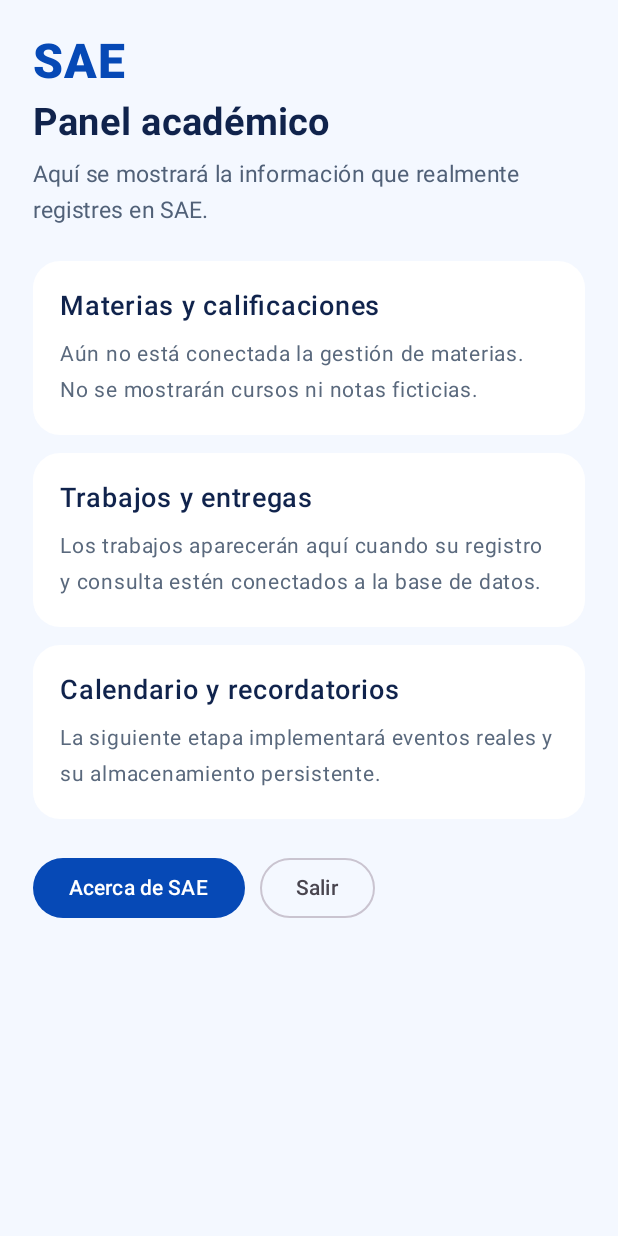
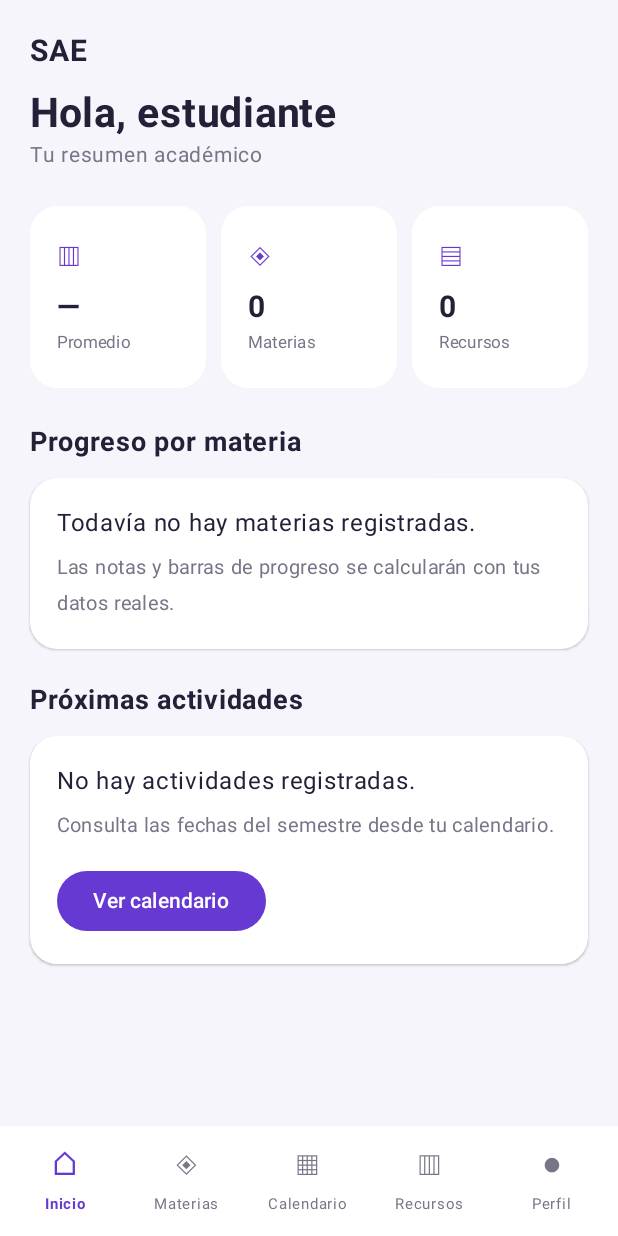
Before and after one commit to cristianh12/SAE-KMP, an Android app built with Jetpack Compose: the screen it shows after launch (MainActivity), after a tap on "Ingresar a SAE", on a phone screen of 412 x 824 dp. Run offline under Robolectric (Android 15) with nearby library versions, the phone set to English and light mode, and no system bars; our stand-ins replace Compose Multiplatform resources.

Commit message:
style(cristian): adaptar interfaz SAE iOS a Android y Desktop

```diff
--- /dev/null
+++ b/shared/src/commonMain/kotlin/com/sae/multiplatform/calendar/Today.kt
@@ -0,0 +1,4 @@
+package com.sae.multiplatform.calendar
+
+/** Fecha local de cada dispositivo. */
+expect fun todayLocal(): CalendarDate
--- a/shared/src/commonMain/kotlin/com/sae/multiplatform/navigation/SaeNavigationHost.kt
+++ b/shared/src/commonMain/kotlin/com/sae/multiplatform/navigation/SaeNavigationHost.kt
@@ -1,32 +1,128 @@
 package com.sae.multiplatform.navigation
 
-import androidx.compose.runtime.Composable
-import androidx.compose.runtime.getValue
-import androidx.compose.runtime.mutableStateOf
-import androidx.compose.runtime.remember
-import androidx.compose.runtime.setValue
-import com.sae.multiplatform.ui.screens.AboutScreen
-import com.sae.multiplatform.ui.screens.DashboardScreen
-import com.sae.multiplatform.ui.screens.WelcomeScreen
+import androidx.compose.foundation.background
+import androidx.compose.foundation.clickable
+import androidx.compose.foundation.layout.*
+import androidx.compose.foundation.shape.RoundedCornerShape
+import androidx.compose.material3.*
+import androidx.compose.runtime.*
+import androidx.compose.ui.Alignment
+import androidx.compose.ui.Modifier
+import androidx.compose.ui.graphics.Color
+import androidx.compose.ui.text.font.FontWeight
+import androidx.compose.ui.unit.dp
+import androidx.compose.ui.unit.sp
+import com.sae.multiplatform.ui.screens.*
+import com.sae.multiplatform.ui.theme.*
 
-/**
- * Navegación en commonMain: ambas plataformas ejecutan el mismo flujo.
- * Más adelante se añadirán rutas para materias, calendario y biblioteca.
- */
+private data class NavItem(val screen: SaeScreen, val icon: String, val label: String)
+private val tabs = listOf(
+    NavItem(SaeScreen.DASHBOARD, "⌂", "Inicio"),
+    NavItem(SaeScreen.SUBJECTS, "◈", "Materias"),
+    NavItem(SaeScreen.CALENDAR, "▦", "Calendario"),
+    NavItem(SaeScreen.RESOURCES, "▥", "Recursos"),
+    NavItem(SaeScreen.PROFILE, "●", "Perfil")
+)
+
 @Composable
 fun SaeNavigationHost() {
-    var currentScreen by remember { mutableStateOf(SaeScreen.WELCOME) }
-
-    when (currentScreen) {
-        SaeScreen.WELCOME -> WelcomeScreen(
-            onEnter = { currentScreen = SaeScreen.DASHBOARD }
-        )
-        SaeScreen.DASHBOARD -> DashboardScreen(
-            onAbout = { currentScreen = SaeScreen.ABOUT },
-            onExit = { currentScreen = SaeScreen.WELCOME }
-        )
-        SaeScreen.ABOUT -> AboutScreen(
-            onBack = { currentScreen = SaeScreen.DASHBOARD }
-        )
+    var screen by remember { mutableStateOf(SaeScreen.WELCOME) }
+    if (screen == SaeScreen.WELCOME) {
+        WelcomeScreen(onEnter = { screen = SaeScreen.DASHBOARD })
+        return
+    }
+    BoxWithConstraints(Modifier.fillMaxSize().background(SaeBackground)) {
+        val isWide = maxWidth >= 840.dp
+        val currentTab = if (screen == SaeScreen.ABOUT) SaeScreen.PROFILE else screen
+        if (isWide) {
+            Row(Modifier.fillMaxSize()) {
+                Column(
+                    Modifier.width(210.dp).fillMaxHeight().background(Color.White)
+                        .padding(horizontal = 14.dp, vertical = 24.dp),
+                    verticalArrangement = Arrangement.spacedBy(10.dp)
+                ) {
+                    Text("SAE", fontSize = 28.sp, fontWeight = FontWeight.ExtraBold, color = SaePurple,
+                        modifier = Modifier.padding(start = 16.dp, bottom = 22.dp))
+                    tabs.forEach { tab ->
+                        NavEntry(tab, currentTab == tab.screen, true) { screen = tab.screen }
+                    }
+                    Spacer(Modifier.weight(1f))
+                    Text("Sistema de Acompañamiento Estudiantil", fontSize = 11.sp,
+                        color = SaeMuted, modifier = Modifier.padding(12.dp))
+                }
+                Box(Modifier.weight(1f).fillMaxHeight(), contentAlignment = Alignment.TopCenter) {
+                    ScreenContent(screen,
+                        onCalendar = { screen = SaeScreen.CALENDAR },
+                        onAbout = { screen = SaeScreen.ABOUT },
+                        onBack = { screen = SaeScreen.PROFILE },
+                        onExit = { screen = SaeScreen.WELCOME })
+                }
+            }
+        } else {
+            Column(Modifier.fillMaxSize()) {
+                Box(Modifier.weight(1f)) {
+                    ScreenContent(screen,
+                        onCalendar = { screen = SaeScreen.CALENDAR },
+                        onAbout = { screen = SaeScreen.ABOUT },
+                        onBack = { screen = SaeScreen.PROFILE },
+                        onExit = { screen = SaeScreen.WELCOME })
+                }
+                Row(
+                    Modifier.fillMaxWidth().background(Color.White)
+                        .navigationBarsPadding().padding(horizontal = 3.dp, vertical = 6.dp),
+                    horizontalArrangement = Arrangement.SpaceEvenly
+                ) {
+                    tabs.forEach { tab ->
+                        Box(Modifier.weight(1f)) {
+                            NavEntry(tab, currentTab == tab.screen, false) { screen = tab.screen }
+                        }
+                    }
+                }
+            }
+        }
     }
 }
+
+@Composable
+private fun NavEntry(item: NavItem, selected: Boolean, wide: Boolean, onClick: () -> Unit) {
+    val color = if (selected) SaePurple else SaeMuted
+    val shape = RoundedCornerShape(12.dp)
+    val modifier = if (wide) Modifier.fillMaxWidth() else Modifier.fillMaxWidth()
+    if (wide) {
+        Row(modifier.background(if (selected) SaePurpleSoft else Color.Transparent, shape)
+                .clickable(onClick = onClick).padding(12.dp),
+            verticalAlignment = Alignment.CenterVertically,
+            horizontalArrangement = Arrangement.spacedBy(14.dp)) {
+            Text(item.icon, fontSize = 22.sp, color = color)
+            Text(item.label, color = color, fontWeight = if (selected) FontWeight.Bold else FontWeight.Normal)
+        }
+    } else {
+        Column(modifier.clickable(onClick = onClick).padding(vertical = 3.dp),
+            horizontalAlignment = Alignment.CenterHorizontally) {
+            Text(item.icon, fontSize = 22.sp, color = color, lineHeight = 24.sp)
+            Text(item.label, color = color, fontSize = 10.sp,
+                fontWeight = if (selected) FontWeight.Bold else FontWeight.Normal, maxLines = 1)
+        }
+    }
+}
+
+@Composable
+private fun ScreenContent(
+    screen: SaeScreen,
+    onCalendar: () -> Unit,
+    onAbout: () -> Unit,
+    onBack: () -> Unit,
+    onExit: () -> Unit
+) {
+    when (screen) {
+        SaeScreen.DASHBOARD -> DashboardScreen(onCalendar, onAbout, onExit)
+        SaeScreen.CALENDAR -> CalendarScreen(onBack)
+        SaeScreen.SUBJECTS -> PendingSection("Mis materias", "◈",
+            "Aquí aparecerán las materias y calificaciones que registres cuando se conecte el módulo de datos.")
+        SaeScreen.RESOURCES -> PendingSection("Biblioteca", "▥",
+            "Tu biblioteca está vacía. Los archivos y la búsqueda bibliográfica se integrarán con el módulo de Recursos.")
+        SaeScreen.PROFILE -> ProfileSection(onAbout, onExit)
+        SaeScreen.ABOUT -> AboutScreen(onBack)
+        SaeScreen.WELCOME -> Unit
+    }
+}
--- a/shared/src/commonMain/kotlin/com/sae/multiplatform/navigation/SaeScreen.kt
+++ b/shared/src/commonMain/kotlin/com/sae/multiplatform/navigation/SaeScreen.kt
@@ -1,8 +1,4 @@
 package com.sae.multiplatform.navigation
 
-/** Destinos disponibles en la primera etapa. */
-enum class SaeScreen {
-    WELCOME,
-    DASHBOARD,
-    ABOUT
-}
+/** Apartados originales del TabView de SAE iOS, más la entrada y los créditos. */
+enum class SaeScreen { WELCOME, DASHBOARD, SUBJECTS, CALENDAR, RESOURCES, PROFILE, ABOUT }
--- a/shared/src/commonMain/kotlin/com/sae/multiplatform/ui/screens/DashboardScreen.kt
+++ b/shared/src/commonMain/kotlin/com/sae/multiplatform/ui/screens/DashboardScreen.kt
@@ -1,83 +1,57 @@
 package com.sae.multiplatform.ui.screens
 
-import androidx.compose.foundation.background
-import androidx.compose.foundation.layout.Arrangement
-import androidx.compose.foundation.layout.Column
-import androidx.compose.foundation.layout.Row
-import androidx.compose.foundation.layout.Spacer
-import androidx.compose.foundation.layout.fillMaxSize
-import androidx.compose.foundation.layout.fillMaxWidth
-import androidx.compose.foundation.layout.height
-import androidx.compose.foundation.layout.padding
-import androidx.compose.foundation.layout.widthIn
-import androidx.compose.foundation.rememberScrollState
-import androidx.compose.foundation.verticalScroll
-import androidx.compose.foundation.shape.RoundedCornerShape
-import androidx.compose.material3.Button
-import androidx.compose.material3.Card
-import androidx.compose.material3.CardDefaults
-import androidx.compose.material3.OutlinedButton
-import androidx.compose.material3.Text
+import androidx.compose.foundation.layout.*
+import androidx.compose.material3.*
 import androidx.compose.runtime.Composable
 import androidx.compose.ui.Modifier
 import androidx.compose.ui.graphics.Color
 import androidx.compose.ui.text.font.FontWeight
 import androidx.compose.ui.unit.dp
 import androidx.compose.ui.unit.sp
-import com.sae.multiplatform.ui.theme.SaeBackground
-import com.sae.multiplatform.ui.theme.SaeBlue
-import com.sae.multiplatform.ui.theme.SaeNavy
+import com.sae.multiplatform.ui.theme.*
 
 @Composable
-fun DashboardScreen(onAbout: () -> Unit, onExit: () -> Unit) {
-    Column(
-        modifier = Modifier.fillMaxSize()
-            .background(SaeBackground)
-            .verticalScroll(rememberScrollState())
-            .padding(22.dp),
-    ) {
-        Column(modifier = Modifier.fillMaxWidth().widthIn(max = 740.dp)) {
-            Text("SAE", fontWeight = FontWeight.ExtraBold, fontSize = 32.sp, color = SaeBlue)
+fun DashboardScreen(onCalendar: () -> Unit, onAbout: () -> Unit, onExit: () -> Unit) {
+    PageFrame {
+        Text("SAE", fontSize = 20.sp, fontWeight = FontWeight.Bold, color = SaeNavy)
+        Spacer(Modifier.height(13.dp))
+        Text("Hola, estudiante", fontSize = 27.sp, fontWeight = FontWeight.Bold, color = SaeNavy)
+        Text("Tu resumen académico", fontSize = 14.sp, color = SaeMuted)
+        Spacer(Modifier.height(22.dp))
+        Row(Modifier.fillMaxWidth(), horizontalArrangement = Arrangement.spacedBy(10.dp)) {
+            MetricCard("—", "Promedio", "▥", Modifier.weight(1f))
+            MetricCard("0", "Materias", "◈", Modifier.weight(1f))
+            MetricCard("0", "Recursos", "▤", Modifier.weight(1f))
+        }
+        Spacer(Modifier.height(24.dp))
+        Text("Progreso por materia", fontWeight = FontWeight.Bold, fontSize = 18.sp, color = SaeNavy)
+        Spacer(Modifier.height(12.dp))
+        SaePanel(Modifier.fillMaxWidth()) {
+            Text("Todavía no hay materias registradas.", color = SaeNavy)
             Spacer(Modifier.height(6.dp))
-            Text("Panel académico", fontSize = 25.sp, fontWeight = FontWeight.Bold, color = SaeNavy)
-            Spacer(Modifier.height(8.dp))
-            Text("Aquí se mostrará la información que realmente registres en SAE.",
-                fontSize = 15.sp, color = Color(0xFF516178))
-            Spacer(Modifier.height(22.dp))
-            InfoCard(
-                title = "Materias y calificaciones",
-                text = "Aún no está conectada la gestión de materias. No se mostrarán cursos ni notas ficticias."
-            )
-            Spacer(Modifier.height(12.dp))
-            InfoCard(
-                title = "Trabajos y entregas",
-                text = "Los trabajos aparecerán aquí cuando su registro y consulta estén conectados a la base de datos."
-            )
-            Spacer(Modifier.height(12.dp))
-            InfoCard(
-                title = "Calendario y recordatorios",
-                text = "La siguiente etapa implementará eventos reales y su almacenamiento persistente."
-            )
-            Spacer(Modifier.height(22.dp))
-            Row(horizontalArrangement = Arrangement.spacedBy(10.dp)) {
-                Button(onClick = onAbout) { Text("Acerca de SAE") }
-                OutlinedButton(onClick = onExit) { Text("Salir") }
-            }
+            Text("Las notas y barras de progreso se calcularán con tus datos reales.",
+                color = SaeMuted, fontSize = 13.sp)
         }
+        Spacer(Modifier.height(22.dp))
+        Text("Próximas actividades", fontWeight = FontWeight.Bold, fontSize = 18.sp, color = SaeNavy)
+        Spacer(Modifier.height(12.dp))
+        SaePanel(Modifier.fillMaxWidth()) {
+            Text("No hay actividades registradas.", color = SaeNavy)
+            Spacer(Modifier.height(6.dp))
+            Text("Consulta las fechas del semestre desde tu calendario.", color = SaeMuted, fontSize = 13.sp)
+            Spacer(Modifier.height(14.dp))
+            Button(onClick = onCalendar) { Text("Ver calendario") }
+        }
+        Spacer(Modifier.height(18.dp))
     }
 }
 
 @Composable
-private fun InfoCard(title: String, text: String) {
-    Card(
-        modifier = Modifier.fillMaxWidth(),
-        shape = RoundedCornerShape(18.dp),
-        colors = CardDefaults.cardColors(containerColor = Color.White)
-    ) {
-        Column(Modifier.padding(18.dp)) {
-            Text(title, fontSize = 18.sp, fontWeight = FontWeight.SemiBold, color = SaeNavy)
-            Spacer(Modifier.height(8.dp))
-            Text(text, fontSize = 14.sp, color = Color(0xFF5A697D))
-        }
+private fun MetricCard(value: String, caption: String, symbol: String, modifier: Modifier) {
+    SaePanel(modifier) {
+        Text(symbol, color = SaePurple, fontSize = 21.sp)
+        Spacer(Modifier.height(9.dp))
+        Text(value, fontSize = 20.sp, fontWeight = FontWeight.Bold, color = SaeNavy)
+        Text(caption, fontSize = 11.sp, color = SaeMuted, maxLines = 1)
     }
 }
--- /dev/null
+++ b/shared/src/commonMain/kotlin/com/sae/multiplatform/ui/screens/ResponsiveComponents.kt
@@ -0,0 +1,71 @@
+package com.sae.multiplatform.ui.screens
+
+import androidx.compose.foundation.background
+import androidx.compose.foundation.layout.*
+import androidx.compose.foundation.rememberScrollState
+import androidx.compose.foundation.shape.RoundedCornerShape
+import androidx.compose.foundation.verticalScroll
+import androidx.compose.material3.*
+import androidx.compose.runtime.Composable
+import androidx.compose.ui.Alignment
+import androidx.compose.ui.Modifier
+import androidx.compose.ui.graphics.Color
+import androidx.compose.ui.text.font.FontWeight
+import androidx.compose.ui.text.style.TextAlign
+import androidx.compose.ui.unit.dp
+import androidx.compose.ui.unit.sp
+import com.sae.multiplatform.ui.theme.*
+
+@Composable
+fun PageFrame(content: @Composable ColumnScope.() -> Unit) {
+    Box(Modifier.fillMaxSize().background(SaeBackground), contentAlignment = Alignment.TopCenter) {
+        Column(
+            Modifier.widthIn(max = 1120.dp).fillMaxWidth().fillMaxHeight()
+                .verticalScroll(rememberScrollState()).padding(horizontal = 20.dp, vertical = 22.dp),
+            content = content
+        )
+    }
+}
+
+@Composable
+fun SaePanel(modifier: Modifier = Modifier, content: @Composable ColumnScope.() -> Unit) {
+    Card(modifier, shape = RoundedCornerShape(18.dp),
+        colors = CardDefaults.cardColors(containerColor = Color.White),
+        elevation = CardDefaults.cardElevation(defaultElevation = 1.dp)) {
+        Column(Modifier.fillMaxWidth().padding(18.dp), content = content)
+    }
+}
+
+@Composable
+fun PendingSection(title: String, icon: String, description: String) {
+    PageFrame {
+        Text(title, fontSize = 27.sp, fontWeight = FontWeight.Bold, color = SaeNavy)
+        Spacer(Modifier.height(24.dp))
+        SaePanel(Modifier.fillMaxWidth()) {
+            Spacer(Modifier.height(48.dp))
+            Text(icon, fontSize = 52.sp, color = SaePurple, textAlign = TextAlign.Center,
+                modifier = Modifier.fillMaxWidth())
+            Spacer(Modifier.height(16.dp))
+            Text(description, textAlign = TextAlign.Center, color = SaeMuted,
+                modifier = Modifier.fillMaxWidth())
+            Spacer(Modifier.height(48.dp))
+        }
+    }
+}
+
+@Composable
+fun ProfileSection(onAbout: () -> Unit, onExit: () -> Unit) {
+    PageFrame {
+        Text("Perfil", fontSize = 27.sp, fontWeight = FontWeight.Bold, color = SaeNavy)
+        Spacer(Modifier.height(20.dp))
+        SaePanel(Modifier.fillMaxWidth()) {
+            Text("Perfil estudiantil", fontWeight = FontWeight.Bold, color = SaeNavy)
+            Spacer(Modifier.height(8.dp))
+            Text("Los datos personales se mostrarán al integrar el perfil persistente.", color = SaeMuted)
+            Spacer(Modifier.height(20.dp))
+            Button(onClick = onAbout) { Text("Acerca de SAE y créditos") }
+            Spacer(Modifier.height(8.dp))
+            OutlinedButton(onClick = onExit) { Text("Salir de SAE") }
+        }
+    }
+}
--- a/shared/src/commonMain/kotlin/com/sae/multiplatform/ui/screens/WelcomeScreen.kt
+++ b/shared/src/commonMain/kotlin/com/sae/multiplatform/ui/screens/WelcomeScreen.kt
@@ -2,20 +2,11 @@ package com.sae.multiplatform.ui.screens
 
 import androidx.compose.foundation.Image
 import androidx.compose.foundation.background
-import androidx.compose.foundation.layout.Arrangement
-import androidx.compose.foundation.layout.Box
-import androidx.compose.foundation.layout.Column
-import androidx.compose.foundation.layout.Spacer
-import androidx.compose.foundation.layout.fillMaxSize
-import androidx.compose.foundation.layout.fillMaxWidth
-import androidx.compose.foundation.layout.height
-import androidx.compose.foundation.layout.padding
-import androidx.compose.foundation.layout.size
-import androidx.compose.foundation.layout.widthIn
+import androidx.compose.foundation.layout.*
+import androidx.compose.foundation.rememberScrollState
 import androidx.compose.foundation.shape.RoundedCornerShape
-import androidx.compose.material3.Button
-import androidx.compose.material3.ButtonDefaults
-import androidx.compose.material3.Text
+import androidx.compose.foundation.verticalScroll
+import androidx.compose.material3.*
 import androidx.compose.runtime.Composable
 import androidx.compose.ui.Alignment
 import androidx.compose.ui.Modifier
@@ -27,61 +18,38 @@ import androidx.compose.ui.unit.dp
 import androidx.compose.ui.unit.sp
 import com.sae.multiplatform.resources.Res
 import com.sae.multiplatform.resources.sae_logo
-import com.sae.multiplatform.ui.theme.SaeBlue
-import com.sae.multiplatform.ui.theme.SaeNavy
+import com.sae.multiplatform.ui.theme.*
 import org.jetbrains.compose.resources.painterResource
 
 @Composable
 fun WelcomeScreen(onEnter: () -> Unit) {
-    Box(
-        modifier = Modifier.fillMaxSize().background(
-            Brush.verticalGradient(
-                colors = listOf(Color(0xFFE9F8FF), Color(0xFFF6F7FF), Color.White)
-            )
-        ),
-        contentAlignment = Alignment.Center
-    ) {
-        Column(
-            modifier = Modifier.fillMaxWidth().widthIn(max = 520.dp).padding(28.dp),
-            horizontalAlignment = Alignment.CenterHorizontally,
-            verticalArrangement = Arrangement.Center
-        ) {
-            Image(
-                painter = painterResource(Res.drawable.sae_logo),
-                contentDescription = "Logotipo oficial de SAE",
-                modifier = Modifier.size(194.dp)
-            )
-            Spacer(Modifier.height(26.dp))
-            Text(
-                text = "Tu espacio académico",
-                fontSize = 30.sp,
-                fontWeight = FontWeight.Bold,
-                color = SaeNavy,
-                textAlign = TextAlign.Center
-            )
-            Spacer(Modifier.height(12.dp))
-            Text(
-                text = "Organiza tu semestre, tus materias y tu bienestar en un solo lugar.",
-                fontSize = 16.sp,
-                color = Color(0xFF4C5C75),
-                textAlign = TextAlign.Center
-            )
-            Spacer(Modifier.height(30.dp))
-            Button(
-                onClick = onEnter,
-                modifier = Modifier.fillMaxWidth().height(54.dp),
-                shape = RoundedCornerShape(16.dp),
-                colors = ButtonDefaults.buttonColors(containerColor = SaeBlue)
-            ) {
-                Text(text = "Ingresar a SAE", fontSize = 16.sp, fontWeight = FontWeight.SemiBold)
+    Box(Modifier.fillMaxSize().background(Brush.verticalGradient(
+        listOf(Color(0xFFEAE0FF), Color(0xFFF7F6FD), Color.White))),
+        contentAlignment = Alignment.Center) {
+        Column(Modifier.fillMaxWidth().widthIn(max = 430.dp)
+            .verticalScroll(rememberScrollState()).padding(26.dp),
+            horizontalAlignment = Alignment.CenterHorizontally) {
+            Image(painterResource(Res.drawable.sae_logo), "Logo de SAE", Modifier.size(150.dp))
+            Spacer(Modifier.height(20.dp))
+            Text("Bienvenido a SAE", fontSize = 28.sp, fontWeight = FontWeight.Bold,
+                color = SaeNavy, textAlign = TextAlign.Center)
+            Spacer(Modifier.height(9.dp))
+            Text("Sistema de Acompañamiento Estudiantil", color = SaeMuted,
+                fontSize = 14.sp, textAlign = TextAlign.Center)
+            Spacer(Modifier.height(24.dp))
+            SaePanel(Modifier.fillMaxWidth()) {
+                Text("Acceso al espacio académico", fontWeight = FontWeight.SemiBold,
+                    color = SaeNavy)
+                Spacer(Modifier.height(10.dp))
+                Text("Entra para explorar las pantallas de SAE. La autenticación real todavía no está integrada.",
+                    color = SaeMuted, fontSize = 13.sp)
+                Spacer(Modifier.height(16.dp))
+                Button(onClick = onEnter, modifier = Modifier.fillMaxWidth().height(48.dp),
+                    shape = RoundedCornerShape(12.dp)) { Text("Ingresar a SAE") }
             }
-            Spacer(Modifier.height(20.dp))
-            Text(
-                text = "Sistema de Acompañamiento Estudiantil",
-                fontSize = 12.sp,
-                color = Color(0xFF68768A),
-                textAlign = TextAlign.Center
-            )
+            Spacer(Modifier.height(16.dp))
+            Text("Versión Kotlin Multiplatform · Android y Desktop", fontSize = 11.sp,
+                color = SaeMuted, textAlign = TextAlign.Center)
         }
     }
 }
--- a/shared/src/commonMain/kotlin/com/sae/multiplatform/ui/theme/SaeTheme.kt
+++ b/shared/src/commonMain/kotlin/com/sae/multiplatform/ui/theme/SaeTheme.kt
@@ -5,22 +5,22 @@ import androidx.compose.material3.lightColorScheme
 import androidx.compose.runtime.Composable
 import androidx.compose.ui.graphics.Color
 
-val SaeBlue = Color(0xFF0649B6)
+// Paleta basada en las capturas del prototipo SAE iOS (SwiftUI).
+val SaePurple = Color(0xFF6739D3)
+val SaePurpleSoft = Color(0xFFECE5FA)
+val SaeBlue = SaePurple // Compatibilidad con pantallas anteriores.
 val SaeCyan = Color(0xFF00B9D8)
-val SaeNavy = Color(0xFF10234C)
-val SaeBackground = Color(0xFFF4F8FF)
+val SaeNavy = Color(0xFF242038)
+val SaeBackground = Color(0xFFF6F5FB)
+val SaeMuted = Color(0xFF777587)
 
-private val SaeColors = lightColorScheme(
-    primary = SaeBlue,
-    onPrimary = Color.White,
-    secondary = SaeCyan,
-    background = SaeBackground,
-    onBackground = SaeNavy,
-    surface = Color.White,
-    onSurface = SaeNavy
+private val palette = lightColorScheme(
+    primary = SaePurple, onPrimary = Color.White,
+    secondary = SaeCyan, background = SaeBackground,
+    onBackground = SaeNavy, surface = Color.White, onSurface = SaeNavy
 )
 
 @Composable
 fun SaeTheme(content: @Composable () -> Unit) {
-    MaterialTheme(colorScheme = SaeColors, content = content)
+    MaterialTheme(colorScheme = palette, content = content)
 }
```
Also changed, not shown: shared/src/androidMain/kotlin/com/sae/multiplatform/calendar/Today.kt (added, +12 -0 lines), shared/src/commonMain/kotlin/com/sae/multiplatform/calendar/CalendarDate.kt (added, +50 -0 lines), shared/src/commonMain/kotlin/com/sae/multiplatform/ui/screens/AboutScreen.kt (+19 -38 lines), shared/src/commonMain/kotlin/com/sae/multiplatform/ui/screens/CalendarScreen.kt (added, +152 -0 lines), 5 other files.
